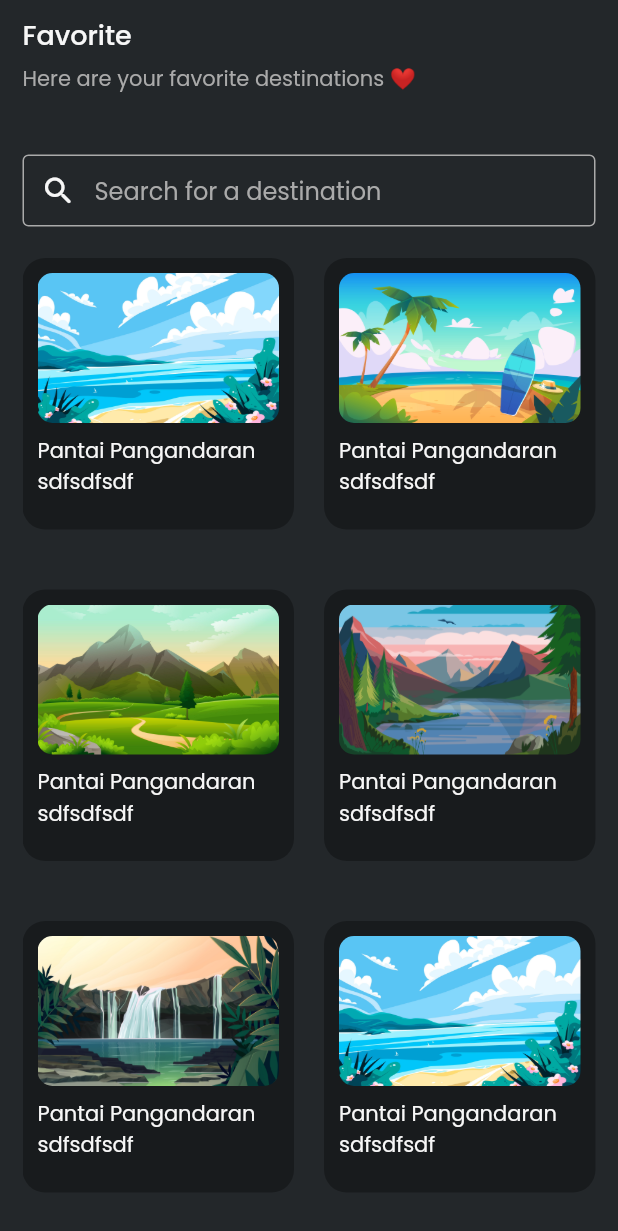
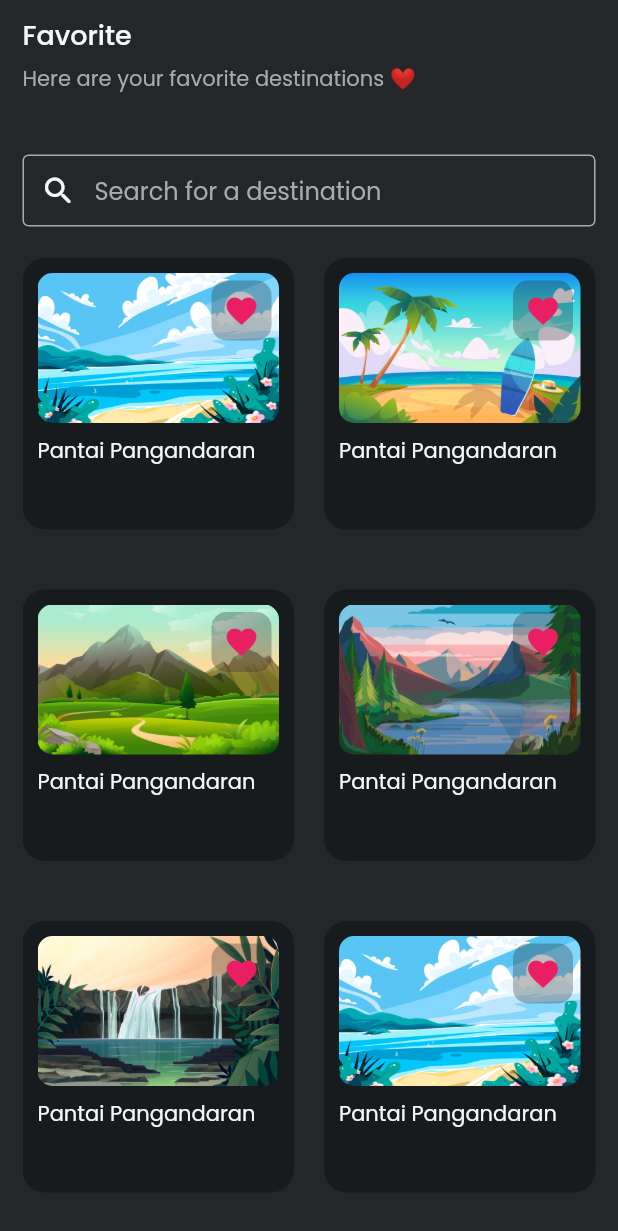
Before and after one commit to bagussubagja/travel-kuy-app, a Flutter app: the FavoritesPage screen opened directly, on a phone screen of 412 x 824 dp. Shown: the top 1231 px of the screen. Run offline on Flutter 3.47's test engine with Material 2 defaults, Android fonts, the light colour scheme and no system bars; our stand-ins replace flutter_onboarding_slider, flutter_rating_bar, flutter_svg, lottie, readmore; missing offline and left inert: floating_navbar, indonesia, switch_tab.

Commit message:
Add like button in favorite place tile widget

```diff
--- a/lib/screens/home/favorite/fav_list.dart
+++ b/lib/screens/home/favorite/fav_list.dart
@@ -3,9 +3,14 @@ import 'package:travel_kuy_app/shared/theme.dart';
 import 'package:travel_kuy_app/widgets/margin_widget_height.dart';
 import 'package:travel_kuy_app/widgets/margin_widget_width.dart';
 
-class FavList extends StatelessWidget {
+class FavList extends StatefulWidget {
   FavList({Key? key}) : super(key: key);
 
+  @override
+  State<FavList> createState() => _FavListState();
+}
+
+class _FavListState extends State<FavList> {
   List<String> imgUrl = [
     'assets/images/beach.jpg',
     'assets/images/island.jpg',
@@ -18,6 +23,14 @@ class FavList extends StatelessWidget {
     'assets/images/lake.png',
     'assets/images/waterfall.jpg',
   ];
+
+  bool isFavorite = false;
+
+  void _myFavorite() {
+    setState(() {
+      isFavorite = !isFavorite;
+    });
+  }
 
   @override
   Widget build(BuildContext context) {
@@ -42,9 +55,11 @@ class FavList extends StatelessWidget {
           child: Column(
             crossAxisAlignment: CrossAxisAlignment.start,
             children: [
+              Stack(
+                children: [
                   ClipRRect(
                     borderRadius: BorderRadius.circular(10),
-                child: Container(
+                    child: SizedBox(
                       height: 100,
                       width: double.infinity,
                       child: Image.asset(
@@ -53,12 +68,41 @@ class FavList extends StatelessWidget {
                       ),
                     ),
                   ),
+                  Align(
+                    alignment: Alignment.topRight,
+                    child: Container(
+                      height: 40,
+                      width: 40,
+                      margin: const EdgeInsets.symmetric(
+                          vertical: 5, horizontal: 5),
+                      decoration: BoxDecoration(
+                          borderRadius: BorderRadius.circular(10),
+                          color: blackBackgroundColor.withOpacity(0.3)),
+                      child: GestureDetector(
+                        onTap: () {},
+                        child: IconButton(
+                            onPressed: () {
+                              _myFavorite();
+                            },
+                            icon: isFavorite
+                                ? const Icon(
+                                    Icons.favorite_border_rounded,
+                                    color: Colors.pink,
+                                  )
+                                : const Icon(
+                                    Icons.favorite,
+                                    color: Colors.pink,
+                                  )),
+                      ),
+                    ),
+                  )
+                ],
+              ),
               MarginHeight(height: 8),
               Text(
-                'Pantai Pangandaran sdfsdfsdf',
+                'Pantai Pangandaran',
                 style: regularText.copyWith(fontSize: 14),
               ),
-
             ],
           ),
         ),
--- a/pubspec.yaml
+++ b/pubspec.yaml
@@ -42,7 +42,6 @@ dependencies:
   switch_tab: ^0.1.3
   flutter_svg: ^1.1.3
   intl: ^0.17.0
-  flutter_calendar_widget: ^0.0.2
 
 dev_dependencies:
   flutter_test:
```
Also changed, not shown: lib/screens/home/schedule_page.dart (+14 -51 lines), pubspec.lock. Lines whose indentation alone changed are shown as unchanged.
